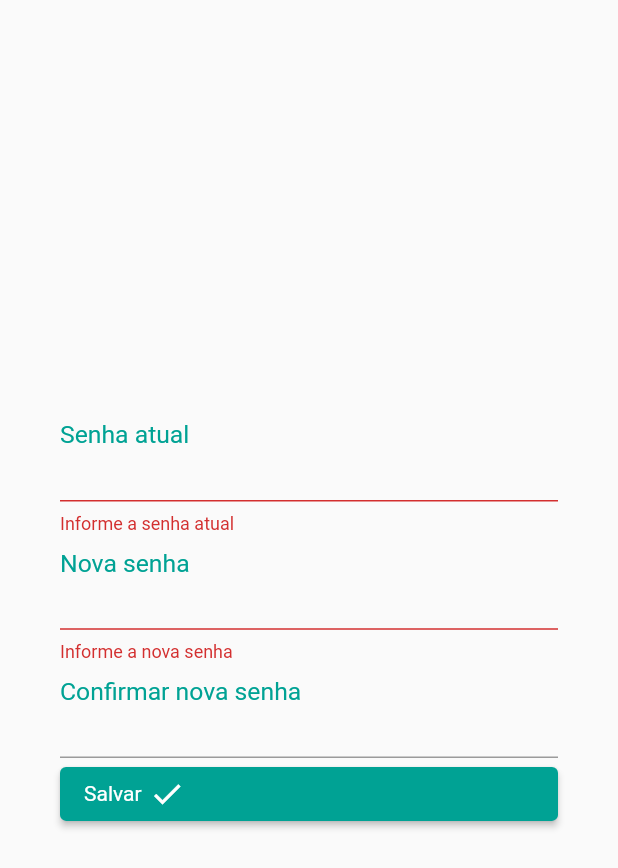
After one commit to iagoGB/PAAP-APP, a Flutter app: the ChangePasswordView screen opened by its route, after a tap on "Salvar", on a phone screen of 412 x 824 dp. The commit adds this screen. Shown: the top 868 px of the screen. Run offline on Flutter 3.47's test engine with Material 2 defaults, Android fonts, the phone set to English and light mode, and no system bars; our stand-ins replace dio, get, get_storage, image_picker, mask_text_input_formatter, open_file; missing offline and left inert: back_button_interceptor, flutter_barcode_scanner; accounts and stored records are empty; network calls fail.

Commit message:
Alteração de senha

```diff
--- /dev/null
+++ b/lib/app/modules/change_password/bindings/change_password_binding.dart
@@ -0,0 +1,24 @@
+import 'package:get/get.dart';
+import 'package:paap_app/app/data/providers/api_provider.dart';
+import 'package:paap_app/app/data/providers/storage_provider.dart';
+import 'package:paap_app/app/data/providers/user_provider.dart';
+
+import '../controllers/change_password_controller.dart';
+
+class ChangePasswordBinding extends Bindings {
+  @override
+  void dependencies() {
+    Get.lazyPut<StorageProvider>(
+      () => StorageProvider(),
+    );
+    Get.lazyPut<ApiProvider>(
+      () => ApiProvider(),
+    );
+    Get.lazyPut<UserProvider>(
+      () => UserProvider(Get.find(), Get.find()),
+    );
+    Get.lazyPut<ChangePasswordController>(
+      () => ChangePasswordController(userProvider: Get.find()),
+    );
+  }
+}
--- /dev/null
+++ b/lib/app/modules/change_password/controllers/change_password_controller.dart
@@ -0,0 +1,64 @@
+import 'package:flutter/cupertino.dart';
+import 'package:get/get.dart';
+
+import 'package:paap_app/app/data/providers/user_provider.dart';
+
+class ChangePasswordController extends GetxController {
+  var currentPasswordController = TextEditingController(text: "");
+  var confirmPasswordController = TextEditingController(text: "");
+  var newPasswordController = TextEditingController(text: "");
+  final passwordFormKey = GlobalKey<FormState>();
+  var isLoading = false.obs;
+  UserProvider userProvider;
+
+  ChangePasswordController({
+    required this.userProvider,
+  });
+
+  @override
+  void onInit() {
+    super.onInit();
+  }
+
+  @override
+  void onReady() {
+    super.onReady();
+  }
+
+  @override
+  void onClose() {}
+
+  validateconfirmPassword(String? value) {
+    if (value != newPasswordController.text) return 'Senhas não correspondem';
+  }
+
+  validateNewPassword(String? value) {
+    if (value == "") return 'Informe a nova senha';
+    if (value!.length < 4) return 'Senha muito curta';
+    return null;
+  }
+
+  validatecurrentPassword(String? value) {
+    if (value == "") return 'Informe a senha atual';
+    return null;
+  }
+
+  submit() {
+    print('chamou');
+    if (this.passwordFormKey.currentState!.validate()) {
+      isLoading(true);
+      var passwords = {
+        'currentPassword': currentPasswordController.text,
+        'newPassword': newPasswordController.text
+      };
+      this.userProvider.changePassword(passwords).then(
+            (value) => Get.defaultDialog(
+                title: 'Sucesso!', content: Text('Senha atualizada')),
+            onError: (err) => Get.defaultDialog(
+              title: 'Erro',
+              content: Text(err.message ?? 'Erro ao atualizar senha'),
+            ),
+          );
+    }
+  }
+}
--- /dev/null
+++ b/lib/app/modules/change_password/views/change_password_view.dart
@@ -0,0 +1,77 @@
+import 'package:flutter/material.dart';
+import 'package:flutter/services.dart';
+
+import 'package:get/get.dart';
+import 'package:paap_app/app/modules/shared/widgets/custom_text_field.dart';
+
+import '../controllers/change_password_controller.dart';
+
+class ChangePasswordView extends GetView<ChangePasswordController> {
+  @override
+  Widget build(BuildContext context) {
+    return Scaffold(
+      appBar: null,
+      body: Padding(
+        padding: const EdgeInsets.symmetric(vertical: 16.0, horizontal: 40),
+        child: Form(
+          key: controller.passwordFormKey,
+          child: Column(
+            mainAxisAlignment: MainAxisAlignment.center,
+            children: [
+              TextFormField(
+                controller: controller.currentPasswordController,
+                validator: (value) => controller.validatecurrentPassword(value),
+                autovalidateMode: AutovalidateMode.onUserInteraction,
+                obscureText: true,
+                decoration: decorationStyle(
+                  label: 'Senha atual',
+                  labelColor:
+                      Get.isDarkMode ? Colors.yellow : Get.theme.primaryColor,
+                ),
+              ),
+              TextFormField(
+                controller: controller.newPasswordController,
+                validator: (value) => controller.validateNewPassword(value),
+                autovalidateMode: AutovalidateMode.onUserInteraction,
+                obscureText: true,
+                decoration: decorationStyle(
+                  label: 'Nova senha',
+                  labelColor:
+                      Get.isDarkMode ? Colors.yellow : Get.theme.primaryColor,
+                ),
+              ),
+              TextFormField(
+                controller: controller.confirmPasswordController,
+                validator: (value) => controller.validateconfirmPassword(value),
+                autovalidateMode: AutovalidateMode.onUserInteraction,
+                obscureText: true,
+                decoration: decorationStyle(
+                  label: 'Confirmar nova senha',
+                  labelColor:
+                      Get.isDarkMode ? Colors.yellow : Get.theme.primaryColor,
+                ),
+              ),
+              ElevatedButton(
+                onPressed: () => controller.submit(),
+                child: Row(
+                  children: [
+                    Text('Salvar'),
+                    SizedBox(
+                      width: 5,
+                    ),
+                    Icon(
+                      Icons.check,
+                      semanticLabel: 'Salvar',
+                    ),
+                  ],
+                ),
+                style:
+                    ElevatedButton.styleFrom(primary: Get.theme.primaryColor),
+              ),
+            ],
+          ),
+        ),
+      ),
+    );
+  }
+}
--- a/lib/app/modules/notifications/controllers/notifications_controller.dart
+++ b/lib/app/modules/notifications/controllers/notifications_controller.dart
@@ -56,4 +56,8 @@ class NotificationsController extends GetxController {
   goToAbout() {
     Get.rootDelegate.toNamed(Routes.ABOUT);
   }
+
+  goToChangePassword() {
+    Get.rootDelegate.toNamed(Routes.CHANGE_PASSWORD);
+  }
 }
--- a/lib/app/routes/app_routes.dart
+++ b/lib/app/routes/app_routes.dart
@@ -34,6 +34,8 @@ abstract class Routes {
   static const CREATE_CATEGORY =
       _Paths.ADMIN + _Paths.CATEGORIES + _Paths.CREATE_CATEGORY;
   static const ABOUT = _Paths.HOME + _Paths.NOTIFICATIONS + _Paths.ABOUT;
+  static const CHANGE_PASSWORD =
+      _Paths.HOME + _Paths.NOTIFICATIONS + _Paths.CHANGE_PASSWORD;
 }
 
 abstract class _Paths {
@@ -55,4 +57,5 @@ abstract class _Paths {
   static const CATEGORIES = '/categories';
   static const CREATE_CATEGORY = '/create-category';
   static const ABOUT = '/about';
+  static const CHANGE_PASSWORD = '/change-password';
 }
```
Also changed, not shown: assets/user.json (added, +23 -0 lines), lib/app/data/providers/user_provider.dart (+8 -0 lines), lib/app/modules/notifications/views/notifications_view.dart (+10 -0 lines), lib/app/routes/app_pages.dart (+9 -0 lines).
